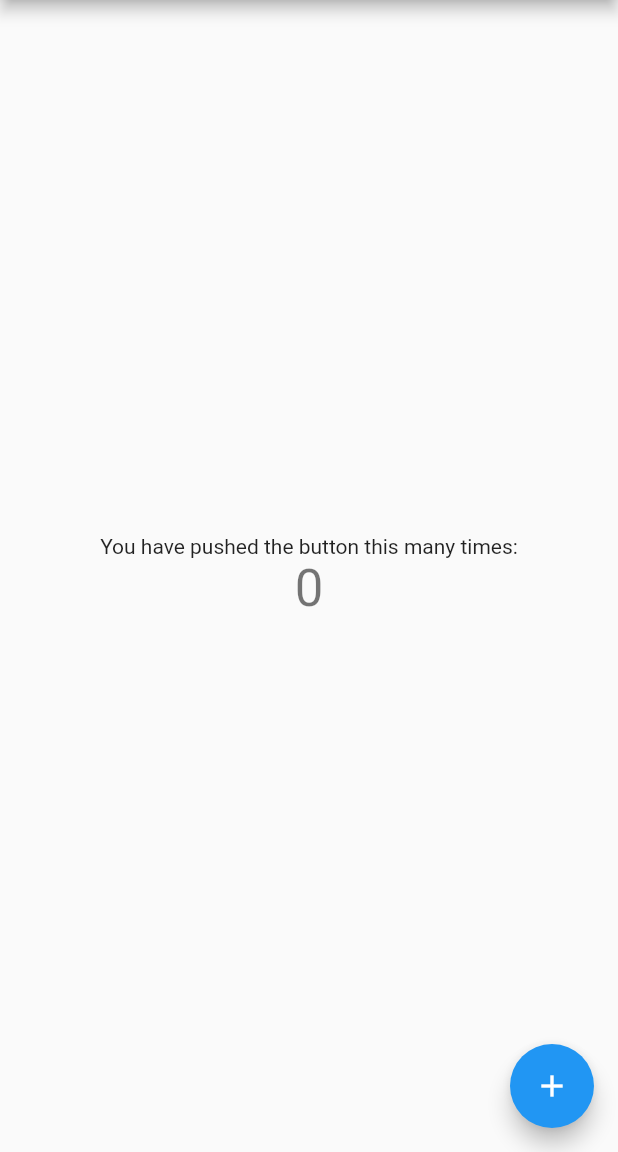
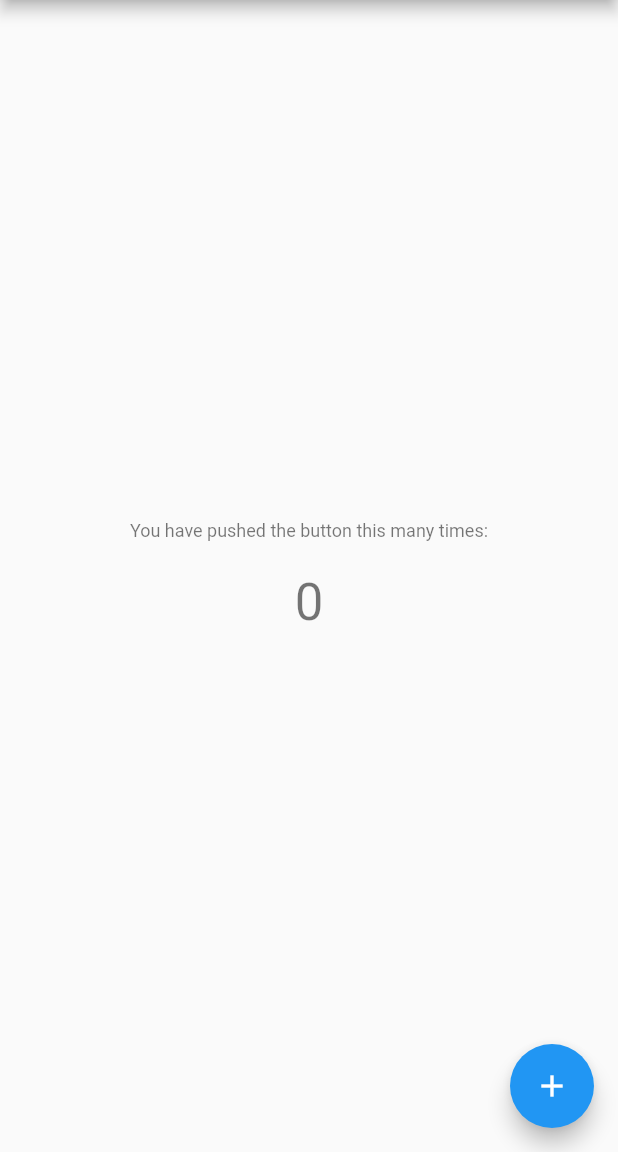
Before and after one commit to bamboo-wood/flutter_riverpod, a Flutter app: the screen it shows after launch, on a phone screen of 412 x 824 dp, the part 84-1236 px from its top. Run offline on Flutter 3.47's test engine with Material 2 defaults, Android fonts, the phone set to English and light mode, and no system bars; our stand-ins replace flutter_riverpod.

```diff
--- a/lib/main.dart
+++ b/lib/main.dart
@@ -23,31 +23,50 @@ class MyApp extends StatelessWidget {
   }
 }
 
-class MyHomePage extends ConsumerWidget {
+class MyHomePage extends StatelessWidget {
   const MyHomePage({super.key});
 
   @override
-  Widget build(BuildContext context, WidgetRef ref) {
+  Widget build(BuildContext context) {
+    print('MyHomePage build() called.');
     return Scaffold(
       appBar: AppBar(
-        title: Text(ref.watch(titleProvider)),
+        title: Consumer(
+          builder: ((context, ref, child) => Text(ref.watch(titleProvider))),
+        ),
       ),
       body: Center(
         child: Column(
           mainAxisAlignment: MainAxisAlignment.center,
           children: <Widget>[
-            Text(ref.watch(messageProvider)),
-            Text(
-              ref.watch(countProvider).toString(),
-              style: Theme.of(context).textTheme.headlineMedium,
+            Consumer(
+              builder: (context, ref, child) {
+                return Text(
+                  ref.watch(messageProvider),
+                  style: Theme.of(context).textTheme.bodySmall,
+                );
+              },
+            ),
+            const SizedBox(height: 20.0),
+            Consumer(
+              builder: (context, ref, child) {
+                return Text(
+                  ref.watch(countProvider).toString(),
+                  style: Theme.of(context).textTheme.headlineMedium,
+                );
+              },
             ),
           ],
         ),
       ),
-      floatingActionButton: FloatingActionButton(
-        onPressed: () => ref.read(countProvider.notifier).state++,
-        tooltip: 'Increment',
-        child: const Icon(Icons.add),
+      floatingActionButton: Consumer(
+        builder: ((context, ref, child) {
+          return FloatingActionButton(
+            onPressed: () => ref.watch(countProvider.notifier).state++,
+            tooltip: 'Increment',
+            child: const Icon(Icons.add),
+          );
+        }),
       ),
     );
   }
```
